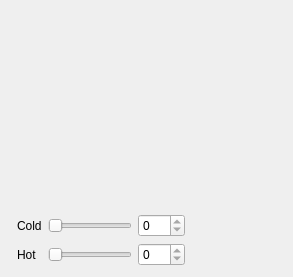
Above: Qt/my_programm/NewMoonLight/Test_NewMoonLight_firmware/src/test_newmoonlight_firmware_mainbox/ui/test_newmoonlight_firmware_mainbox.ui from RinatB2017/mega_GIT before the change. Below: the same form after it.
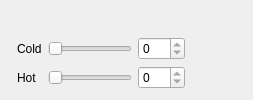
That is the form after the change.

```diff
--- a/Qt/my_programm/NewMoonLight/Test_NewMoonLight_firmware/src/test_newmoonlight_firmware_mainbox/ui/test_newmoonlight_firmware_mainbox.ui
+++ b/Qt/my_programm/NewMoonLight/Test_NewMoonLight_firmware/src/test_newmoonlight_firmware_mainbox/ui/test_newmoonlight_firmware_mainbox.ui
@@ -6,8 +6,8 @@
    <rect>
     <x>0</x>
     <y>0</y>
-    <width>293</width>
-    <height>277</height>
+    <width>253</width>
+    <height>100</height>
    </rect>
   </property>
   <property name="windowTitle">
```
Left out of the diff: 4 changed lines with no effect on the pictures. Lines whose indentation alone changed are shown as unchanged.
